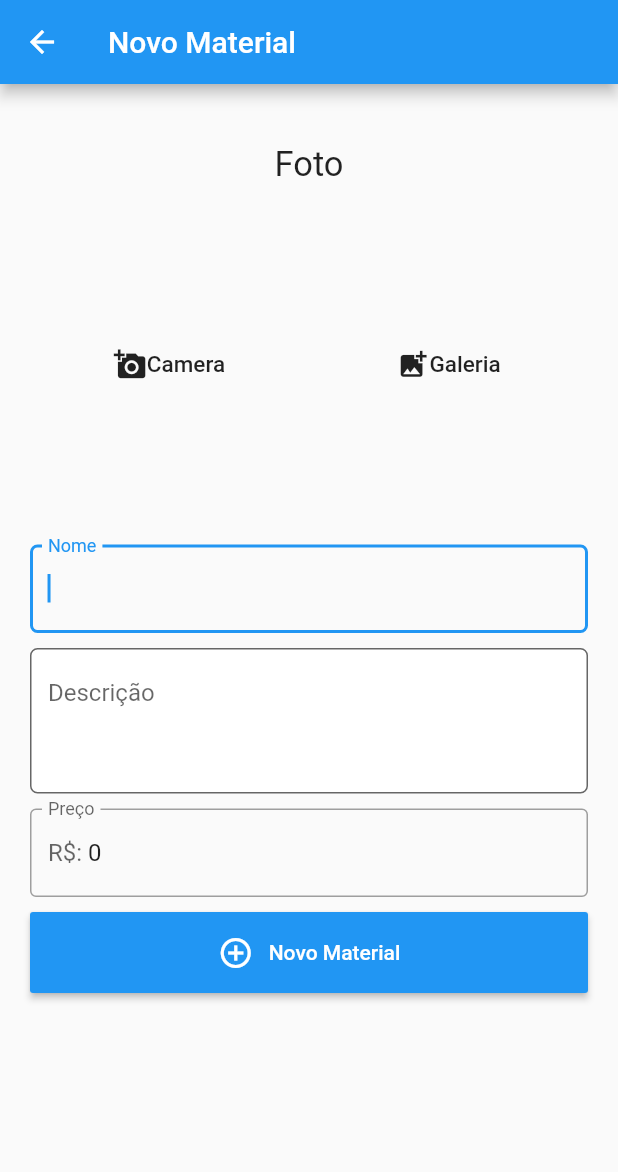
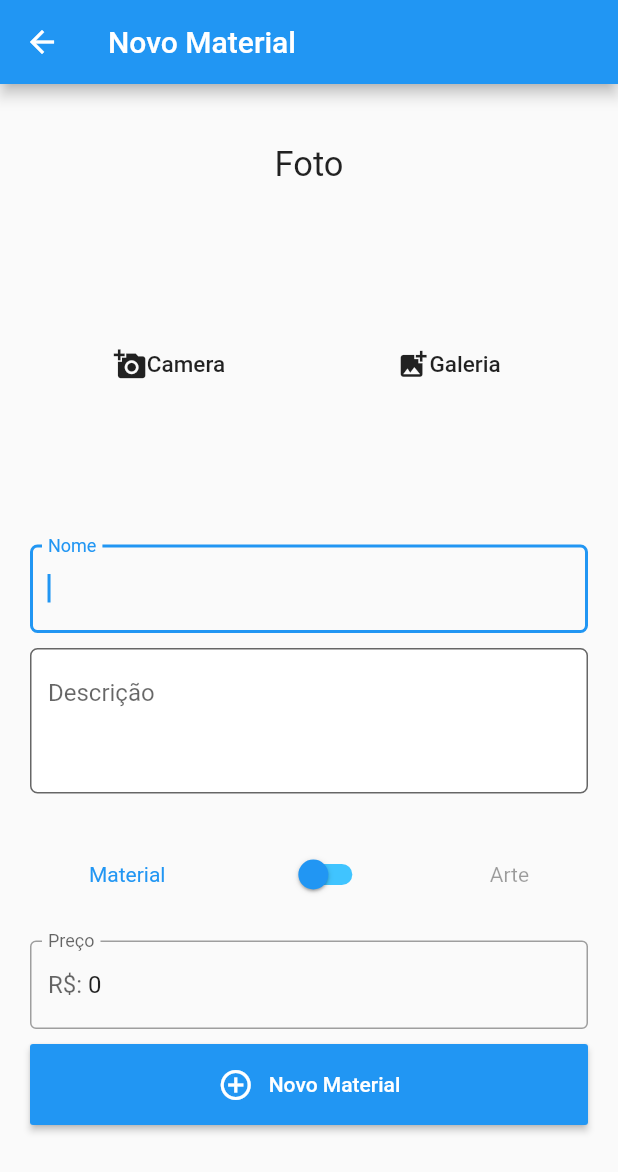
Before and after one commit to barreiradlc/ecarto, a Flutter app: the FormItemPage screen opened by its route, on a phone screen of 412 x 824 dp. Shown: the top 1172 px of the screen. Run offline on Flutter 3.47's test engine with Material 2 defaults, Android fonts, the phone set to English and light mode, and no system bars; our stand-ins replace carousel_slider, dio, image_picker, shared_preferences, sqflite; missing offline and left inert: universal_html; accounts and stored records are empty; network calls fail.

Commit message:
Form e animações

```diff
--- a/lib/telas/Itens/Form.dart
+++ b/lib/telas/Itens/Form.dart
@@ -21,9 +21,8 @@ class FormItemPage extends StatefulWidget {
 }
 
 class _FormItemPageState extends State<FormItemPage> {
-
   bool isSwitched = true;
-
+  bool loading = true;
   var label = 'novo';
   var labelArte = 'Nova Arte';
   var labelMaterial = 'Novo Material';
@@ -120,10 +119,14 @@ class _FormItemPageState extends State<FormItemPage> {
 
   Widget build(BuildContext context) {
     final item = ModalRoute.of(context).settings.arguments;
-    print(item);
+
+    if(loading){
       setState(() {
         isSwitched = item == "arte" ? true : false;
+        loading = false;
       });
+    }
+    // print(item);
 
     return Theme(
         data: new ThemeData(
@@ -281,38 +284,45 @@ class _FormItemPageState extends State<FormItemPage> {
                           ),
                           // autofocus: true,
                         )),
-                    // Container(
-                    //     padding: EdgeInsets.symmetric(vertical: 20),
-                    //     child: Row(
-                    //       crossAxisAlignment: CrossAxisAlignment.center,
-                    //       mainAxisAlignment: MainAxisAlignment.spaceAround,
-                    //       children: <Widget>[
-                    //         Text("Material",
-                    //             style: TextStyle(
-                    //                 color: isSwitched
-                    //                     ? Colors.black38
-                    //                     : Colors.blue)),
-                    //         Switch(
-                    //           value: isSwitched,
-                    //           onChanged: (value) {
-                    //             setState(() {
-                    //               isSwitched = value;
-                    //             });
-                    //           },
-                    //           activeTrackColor: Colors.lightGreenAccent,
-                    //           activeColor: Colors.green,
-                    //           inactiveTrackColor: Colors.lightBlueAccent,
-                    //           inactiveThumbColor: Colors.blue,
-                    //         ),
-                    //         Text(
-                    //           "Arte",
-                    //           style: TextStyle(
-                    //               color: isSwitched
-                    //                   ? Colors.green
-                    //                   : Colors.black38),
-                    //         ),
-                    //       ],
-                    //     )),
+                    Container(
+                        padding: EdgeInsets.symmetric(vertical: 20),
+                        child: Row(
+                          crossAxisAlignment: CrossAxisAlignment.center,
+                          mainAxisAlignment: MainAxisAlignment.spaceAround,
+                          children: <Widget>[
+                            Text("Material",
+                                style: TextStyle(
+                                    color: isSwitched
+                                        ? Colors.black38
+                                        : Colors.blue)),
+                            Switch(
+                              value: isSwitched,
+
+                              onChanged: (value) {
+
+                                print('val');
+                                print(value);
+                                print(isSwitched);
+                                print('val');
+
+                                setState(() {
+                                  isSwitched = value;
+                                });
+                              },
+                              activeTrackColor: Colors.lightGreenAccent,
+                              activeColor: Colors.green,
+                              inactiveTrackColor: Colors.lightBlueAccent,
+                              inactiveThumbColor: Colors.blue,
+                            ),
+                            Text(
+                              "Arte",
+                              style: TextStyle(
+                                  color: isSwitched
+                                      ? Colors.green
+                                      : Colors.black38),
+                            ),
+                          ],
+                        )),
                     Container(
                         padding: EdgeInsets.only(bottom: 10),
                         child: TextField(
--- a/pubspec.yaml
+++ b/pubspec.yaml
@@ -11,7 +11,7 @@ description: A new Flutter project.
 # In iOS, build-name is used as CFBundleShortVersionString while build-number used as CFBundleVersion.
 # Read more about iOS versioning at
 # https://developer.apple.com/library/archive/documentation/General/Reference/InfoPlistKeyReference/Articles/CoreFoundationKeys.html
-version: 1.0.0+8
+version: 1.0.0+9
 
 environment:
   sdk: ">=2.1.0 <3.0.0"
```
Also changed, not shown: lib/telas/Cadastro.dart (+104 -21 lines), lib/telas/Login.dart (+28 -12 lines).
